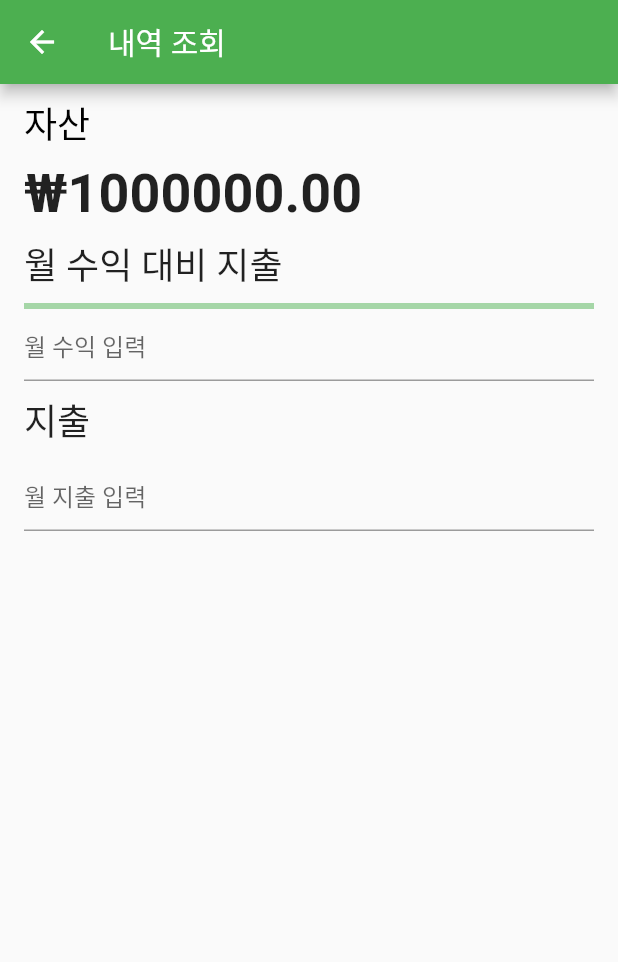
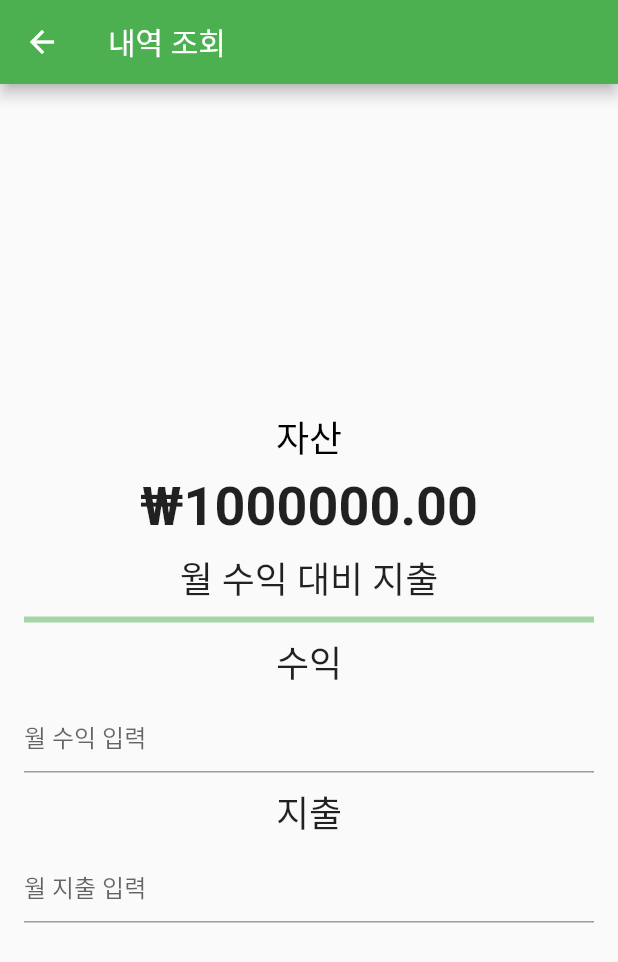
Before and after one commit to xide-projext/mid_project_8, a Flutter app: the BudgetScreen screen opened directly, on a phone screen of 412 x 824 dp. Shown: the top 962 px of the screen. Run offline on Flutter 3.47's test engine with Material 2 defaults, Android fonts, the phone set to English and light mode, and no system bars.

Commit message:
final final

```diff
--- a/midterm/lib/main.dart
+++ b/midterm/lib/main.dart
@@ -99,7 +99,8 @@ class BudgetScreenState extends State<BudgetScreen> {
         title: const Text('내역 조회'),
       ),
       body: Column(
-        crossAxisAlignment: CrossAxisAlignment.start,
+        mainAxisAlignment: MainAxisAlignment.center,
+        crossAxisAlignment: CrossAxisAlignment.center,
         children: <Widget>[
           Padding(
             padding:
@@ -144,6 +145,13 @@ class BudgetScreenState extends State<BudgetScreen> {
             padding: const EdgeInsets.symmetric(horizontal: 16.0),
             child: LinearProgressIndicator(
               value: _income == 0.0 ? 0.0 : _expenses / _income,
+            ),
+          ),
+          const Padding(
+            padding: EdgeInsets.symmetric(horizontal: 16.0, vertical: 8.0),
+            child: Text(
+              '수익',
+              style: TextStyle(fontSize: 24.0),
             ),
           ),
           Padding(
--- a/midterm/pubspec.yaml
+++ b/midterm/pubspec.yaml
@@ -30,7 +30,6 @@ environment:
 dependencies:
   flutter:
     sdk: flutter
-
 
   # The following adds the Cupertino Icons font to your application.
   # Use with the CupertinoIcons class for iOS style icons.
```
